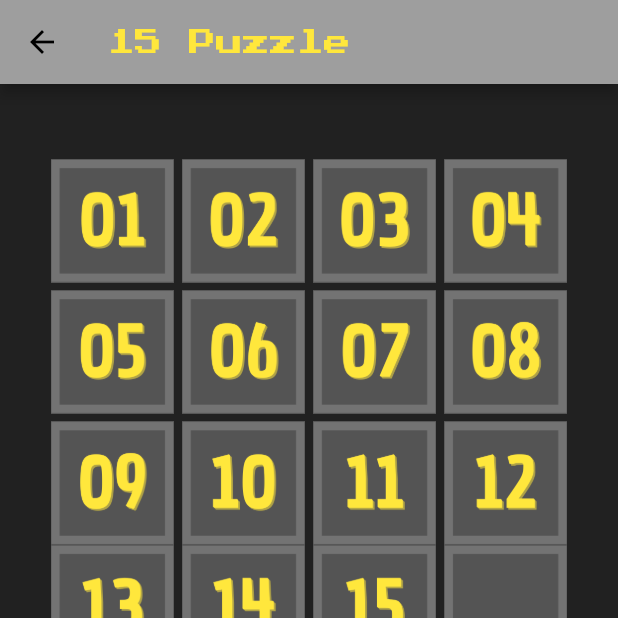
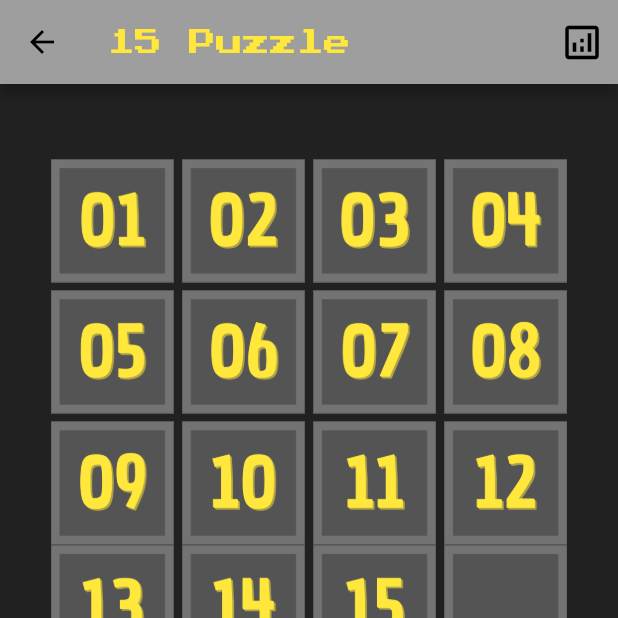
Before and after one commit to rafaelfbastos/15puzzle_app, a Flutter app: the screen it shows after launch, after a tap on "Começar", on a phone screen of 412 x 824 dp, the top half of it. Run offline on Flutter 3.47's test engine with Material 2 defaults, Android fonts, the light colour scheme and no system bars; our stand-ins replace google_fonts, sqflite; accounts and stored records are empty.

Commit message:
rank table

```diff
--- /dev/null
+++ b/lib/custom_widgets/rank_dialog.dart
@@ -0,0 +1,88 @@
+import 'package:flutter/material.dart';
+import 'package:google_fonts/google_fonts.dart';
+import 'package:puzzle_15/models/rank_model.dart';
+
+class RankDialog extends Dialog {
+  RankDialog({super.key, required List<RankModel> rankList})
+      : super(
+          shape:
+              RoundedRectangleBorder(borderRadius: BorderRadius.circular(15)),
+          child: SizedBox(
+            width: 500,
+            height: 500,
+            child: Center(
+                child: Column(
+              mainAxisAlignment: MainAxisAlignment.center,
+              children: [
+                const Expanded(
+                  flex: 1,
+                  child: SizedBox(),
+                ),
+                Expanded(
+                  flex: 2,
+                  child: Text(
+                    "Rank",
+                    style: GoogleFonts.pressStart2p(fontSize: 20),
+                  ),
+                ),
+                Expanded(
+                    flex: 15,
+                    child: SingleChildScrollView(
+                      child: DataTable(
+                        columnSpacing: 20,
+                        columns: const <DataColumn>[
+                          DataColumn(
+                            label: Expanded(
+                              flex: 1,
+                              child: Text('Rank'),
+                            ),
+                          ),
+                          DataColumn(
+                            label: Expanded(
+                              flex: 3,
+                              child: Text(
+                                'Nome',
+                              ),
+                            ),
+                          ),
+                          DataColumn(
+                            label: Expanded(
+                              flex: 1,
+                              child: Text(
+                                'Jogadas',
+                              ),
+                            ),
+                          ),
+                          DataColumn(
+                            label: Expanded(
+                              flex: 1,
+                              child: Text(
+                                'Tempo',
+                              ),
+                            ),
+                          ),
+                          DataColumn(
+                            label: Expanded(
+                              flex: 1,
+                              child: Text(
+                                'Data',
+                              ),
+                            ),
+                          ),
+                        ],
+                        rows: List<DataRow>.generate(
+                            rankList.length,
+                            (index) => DataRow(cells: [
+                                  DataCell(Text("${index + 1}")),
+                                  DataCell(Text(rankList[index].nome)),
+                                  DataCell(Text("${rankList[index].jogadas}")),
+                                  DataCell(Text(rankList[index].getTempo())),
+                                  DataCell(Text(rankList[index].getData())),
+                                ])),
+                      ),
+                    ))
+              ],
+            )),
+          ),
+        );
+}
--- /dev/null
+++ b/lib/database/rank_DAO.dart
@@ -0,0 +1,16 @@
+import 'package:puzzle_15/database/data_base_connection.dart';
+import 'package:puzzle_15/models/rank_model.dart';
+
+class RankDAO {
+  List<RankModel> rankList = [];
+
+  Future<void> findAll() async {
+    rankList.clear();
+    var database = await DataBaseConnection().openConnection();
+    var result = await database.query("rank");
+    result.forEach((e) {
+      rankList.add(RankModel.fromMap(result: e));
+      rankList.sort();
+    });
+  }
+}
--- a/lib/main.dart
+++ b/lib/main.dart
@@ -1,6 +1,7 @@
 import 'package:flutter/material.dart';
 import 'package:provider/provider.dart';
 import 'package:puzzle_15/Controller/game_controller.dart';
+import 'package:puzzle_15/database/rank_DAO.dart';
 import 'package:puzzle_15/pages/fim_page.dart';
 import 'package:puzzle_15/pages/game_page.dart';
 import 'package:puzzle_15/pages/home_page.dart';
@@ -18,6 +19,11 @@ class MyApp extends StatelessWidget {
     return MultiProvider(
       providers: [
         ChangeNotifierProvider(create: (__) => GameController()),
+        Provider(create: (__) {
+          var rank = RankDAO();
+          rank.findAll();
+          return rank;
+        })
       ],
       child: MaterialApp(
         title: 'Flutter Demo',
--- /dev/null
+++ b/lib/models/rank_model.dart
@@ -0,0 +1,44 @@
+import 'package:intl/intl.dart';
+
+class RankModel implements Comparable<RankModel> {
+  String nome;
+  int jogadas;
+  int tempo;
+  DateTime data;
+
+  RankModel(
+      {required this.nome,
+      required this.jogadas,
+      required this.tempo,
+      required this.data});
+
+  factory RankModel.fromMap({required Map<String, dynamic> result}) {
+    var nome = result["nome"] ?? "";
+    var jogadas = result["jogadas"] ?? 0;
+    var tempo = result["tempo"] ?? 0;
+    var dataString = result["data"] ?? "";
+
+    var data = DateFormat("dd-MM-yy").parse(dataString);
+    return RankModel(data: data, nome: nome, jogadas: jogadas, tempo: tempo);
+  }
+
+  @override
+  int compareTo(RankModel other) {
+    return (jogadas.compareTo(other.jogadas) != 0)
+        ? jogadas.compareTo(other.jogadas)
+        : tempo.compareTo(other.tempo);
+  }
+
+  String getTempo() {
+    Duration duration = Duration(seconds: tempo);
+    var format = NumberFormat("00");
+    var seg = format.format(duration.inSeconds.remainder(60));
+    var min = format.format(duration.inMinutes.remainder(60));
+
+    return "$min : $seg";
+  }
+
+  String getData() {
+    return DateFormat("dd-MM-yy").format(data);
+  }
+}
--- a/lib/pages/game_page.dart
+++ b/lib/pages/game_page.dart
@@ -3,6 +3,8 @@ import 'package:google_fonts/google_fonts.dart';
 import 'package:provider/provider.dart';
 import 'package:puzzle_15/Controller/game_controller.dart';
 import 'package:puzzle_15/custom_widgets/pecas.dart';
+import 'package:puzzle_15/custom_widgets/rank_dialog.dart';
+import 'package:puzzle_15/database/rank_DAO.dart';
 
 class Game extends StatefulWidget {
   const Game({Key? key}) : super(key: key);
@@ -15,9 +17,24 @@ class _GameState extends State<Game> {
   @override
   Widget build(BuildContext context) {
     final game = context.watch<GameController>();
+    var rankList = context.read<RankDAO>();
 
     return Scaffold(
       appBar: AppBar(
+        actions: [
+          IconButton(
+            tooltip: "Rank",
+            onPressed: () {
+              showDialog(
+                  context: context,
+                  builder: ((context) {
+                    return RankDialog(rankList: rankList.rankList);
+                  }));
+            },
+            icon: const Icon(Icons.analytics_outlined),
+            iconSize: 30,
+          )
+        ],
         title: Text(
           '15 Puzzle',
           style: GoogleFonts.pressStart2p(
--- a/lib/pages/home_page.dart
+++ b/lib/pages/home_page.dart
@@ -15,29 +15,21 @@ class _HomeState extends State<Home> {
   Widget build(BuildContext context) {
     var game = context.watch<GameController>();
     return Scaffold(
-        appBar: AppBar(
-          title: Text(
-            '15 Puzzle',
-            style: GoogleFonts.pressStart2p(
-                fontSize: 18, color: const Color(0xffffe73c)),
-          ),
-        ),
         body: Center(
       child: Container(
-            width: double.infinity,
-            height: double.infinity,
         decoration: const BoxDecoration(
             image: DecorationImage(
-              image: AssetImage("assets/backgroud.png"),
+          image: AssetImage("assets/background.png"),
           fit: BoxFit.fill,
         )),
         child: Column(
+          crossAxisAlignment: CrossAxisAlignment.center,
           mainAxisAlignment: MainAxisAlignment.center,
           children: [
+            Image.asset("assets/bemvindo.png"),
             ElevatedButton(
               style: ButtonStyle(
-                      padding:
-                          MaterialStateProperty.all(const EdgeInsets.all(20))),
+                  padding: MaterialStateProperty.all(const EdgeInsets.all(20))),
               onPressed: () {
                 Navigator.of(context).pushNamed("/game");
                 game.reinicarJogo();
@@ -50,7 +42,7 @@ class _HomeState extends State<Home> {
                     color: const Color(0xffffe73c),
                     shadows: <Shadow>[
                       const Shadow(
-                              color: Color(0xfff6a5c00),
+                          color: Color(0xff6a5c00),
                           blurRadius: 15,
                           offset: Offset(0, 3))
                     ]),
```
Also changed, not shown: assets/backgroud.png (deleted), assets/background.png (added), assets/bemvindo.png (added). Lines whose indentation alone changed are shown as unchanged.
